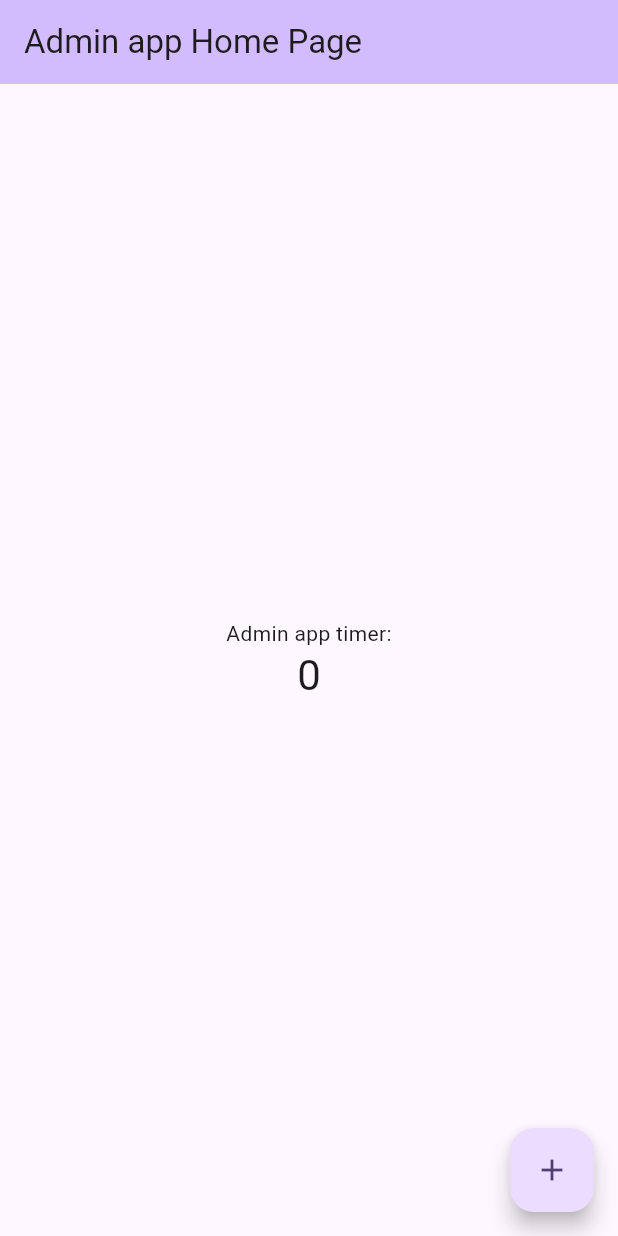
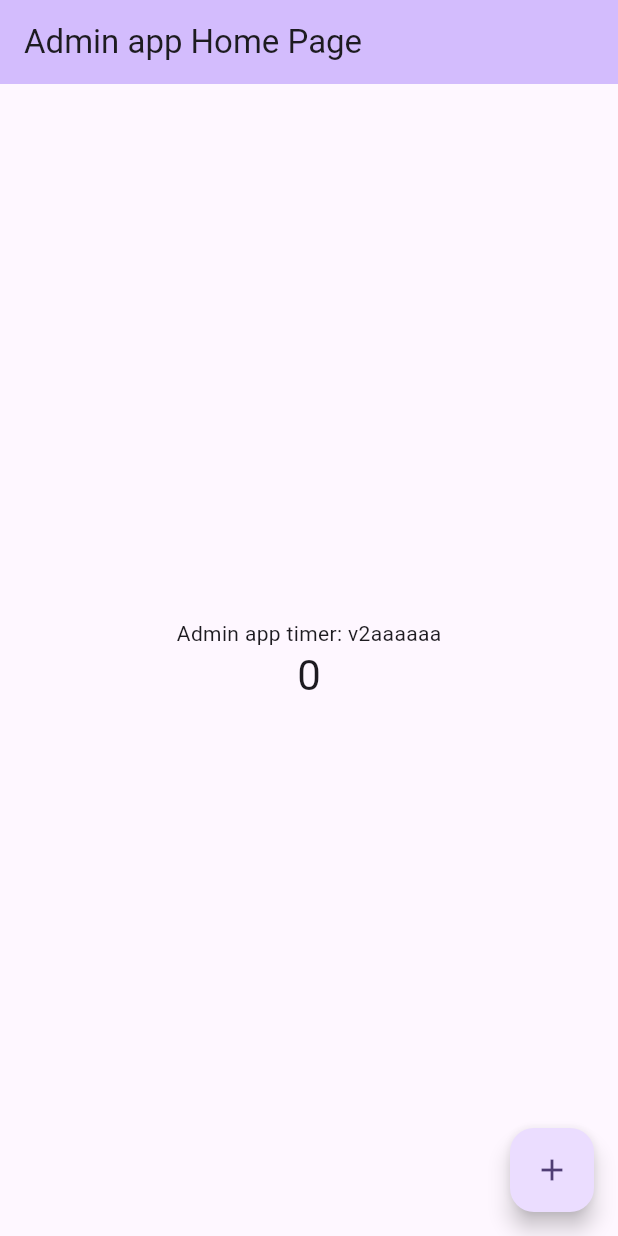
Before and after one commit to arahimli/CleanArchitectureMelosFvm, a Flutter app: the screen it shows after launch, on a phone screen of 412 x 824 dp. Run offline on Flutter 3.47's test engine with Material 3 defaults, Android fonts, the phone set to English and light mode, and no system bars.

Commit message:
Home page completed

```diff
--- a/apps/news_admin_app/lib/main.dart
+++ b/apps/news_admin_app/lib/main.dart
@@ -106,7 +106,7 @@ class _MyHomePageState extends State<MyHomePage> {
           mainAxisAlignment: MainAxisAlignment.center,
           children: <Widget>[
             const Text(
-              'Admin app timer:',
+              'Admin app timer: v2aaaaaa',
             ),
             Text(
               '$_counter',
```
